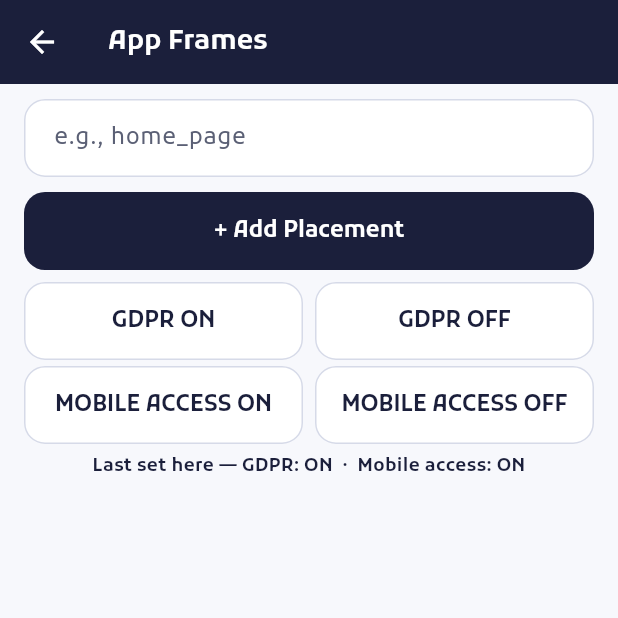
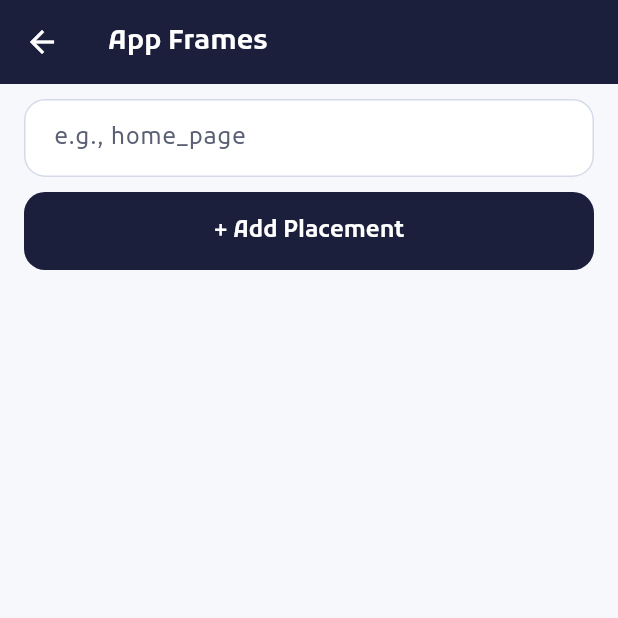
Before and after one commit to useinsider/FlutterDemo, a Flutter app: the AppFramesPage screen opened directly, on a phone screen of 412 x 824 dp, the top half of it. Run offline on Flutter 3.47's test engine with Material 3 defaults, Android fonts, the phone set to English and light mode, and no system bars; our stand-ins replace firebase_core, firebase_messaging; missing offline and left inert: flutter_insider; accounts and stored records are empty.

Commit message:
feat: drop the consent controls from App Frames (MOB-26643)
The GDPR and mobile-access rows were test-only affordances carried over
from the native demo's App Frames screen. Partners are the ones who ship
these mini-apps, so an SDK-wide consent toggle does not belong on the
screen they see.

Gone with them: the "Last set here — GDPR: … · Mobile access: …" summary
line, the two setState handlers, the mirrored consent state and the
_ButtonPair widget that existed only for these two rows. The page no
longer touches FlutterInsider at all, so its flutter_insider and
playground_console imports go too.

Nothing is lost from the demo: the Playground home still carries its own
GDPR section (lib/main.dart), which is where the SDK calls belong.

This departs from the ticket's "Design alignment" acceptance criteria,
which still lists the GDPR / MOBILE ACCESS pairs and the consent line for
this screen. The AC predates the decision above and needs updating.

Test: the consent group is gone; the layout test now asserts the controls
are absent. Verified on the Android emulator and an iPhone 17 Pro
simulator — the screen renders the placement field, + Add Placement and
the placement cards, nothing else.

Co-Authored-By: Claude Opus 5 (1M context) <noreply@anthropic.com>
Claude-Session: https://claude.ai/code/session_016arJjbWH98tPxaCnGVxkYs

```diff
--- a/lib/insider/app_frames_page.dart
+++ b/lib/insider/app_frames_page.dart
@@ -1,22 +1,21 @@
 import 'package:flutter/material.dart';
-
-import 'package:flutter_demo/components/playground_console.dart';
 
 import 'package:flutter_demo/components/insider_card.dart';
 import 'package:flutter_demo/theme/insider_colors.dart';
 import 'package:flutter_demo/theme/insider_theme.dart';
-
-import 'package:flutter_insider/flutter_insider.dart';
 
 /// The Flutter twin of the native Android demo's App Frames screen
 /// (`activity_app_frames.xml` + `item_app_frames_placement.xml`). Element order
 /// and labels are the ones in that layout's `app_frames_*` strings, so the two
 /// demos read the same on both platforms.
 ///
-/// The GDPR and mobile-access controls drive the SDK for real. The frame itself
-/// does not: flutter_insider exposes no App Frames API — there is no Flutter
-/// counterpart to Android's `InsiderAppFramesView` — so each placement card
-/// carries a placeholder in its place. See [_AppFramePlaceholder].
+/// The native screen's GDPR and mobile-access rows are deliberately absent: they
+/// were test-only affordances, and partners are the ones who ship these
+/// mini-apps. The Playground home still carries the consent controls.
+///
+/// The frame itself is a placeholder: flutter_insider exposes no App Frames API
+/// — there is no Flutter counterpart to Android's `InsiderAppFramesView` — so
+/// each placement card carries one in its place. See [_AppFramePlaceholder].
 class AppFramesPage extends StatefulWidget {
   const AppFramesPage({super.key});
 
@@ -33,11 +32,6 @@ class _AppFramesPageState extends State<AppFramesPage> {
   /// Per-placement attach state and status label, keyed by placement id.
   final Map<String, bool> _attached = <String, bool>{};
   final Map<String, String> _status = <String, String>{};
-
-  /// Mirrors the last consent values set from this screen — the SDK exposes no
-  /// getter for either, so the consent line reports what was set here.
-  bool _gdprConsent = true;
-  bool _mobileAppAccess = true;
 
   @override
   void dispose() {
@@ -75,20 +69,6 @@ class _AppFramesPageState extends State<AppFramesPage> {
     });
   }
 
-  void _setGdprConsent(bool consent) {
-    FlutterInsider.Instance.setGDPRConsent(consent);
-    logInsider('[INSIDER][setGDPRConsent]: $consent');
-
-    setState(() => _gdprConsent = consent);
-  }
-
-  void _setMobileAppAccess(bool access) {
-    FlutterInsider.Instance.setMobileAppAccess(access);
-    logInsider('[INSIDER][setMobileAppAccess]: $access');
-
-    setState(() => _mobileAppAccess = access);
-  }
-
   @override
   Widget build(BuildContext context) {
     return Scaffold(
@@ -116,35 +96,6 @@ class _AppFramesPageState extends State<AppFramesPage> {
               ),
             ),
 
-            // Flips the SDK-wide consent so the placement path's consent gate can
-            // be exercised end to end, mirroring the Android screen's GDPR row.
-            _ButtonPair(
-              leftLabel: 'GDPR ON',
-              rightLabel: 'GDPR OFF',
-              onLeft: () => _setGdprConsent(true),
-              onRight: () => _setGdprConsent(false),
-            ),
-            _ButtonPair(
-              leftLabel: 'MOBILE ACCESS ON',
-              rightLabel: 'MOBILE ACCESS OFF',
-              onLeft: () => _setMobileAppAccess(true),
-              onRight: () => _setMobileAppAccess(false),
-            ),
-
-            Padding(
-              padding: const EdgeInsets.fromLTRB(8, 6, 8, 2),
-              child: Text(
-                'Last set here — GDPR: ${_stateLabel(_gdprConsent)}'
-                '  ·  Mobile access: ${_stateLabel(_mobileAppAccess)}',
-                textAlign: TextAlign.center,
-                style: const TextStyle(
-                  fontSize: 12,
-                  fontWeight: FontWeight.w600,
-                  color: InsiderColors.onSurface,
-                ),
-              ),
-            ),
-
             for (final String placementId in _placements)
               _PlacementCard(
                 placementId: placementId,
@@ -155,46 +106,6 @@ class _AppFramesPageState extends State<AppFramesPage> {
               ),
           ],
         ),
-      ),
-    );
-  }
-
-  static String _stateLabel(bool value) => value ? 'ON' : 'OFF';
-}
-
-/// The side-by-side outlined pair the Android screen uses for both consent rows.
-class _ButtonPair extends StatelessWidget {
-  final String leftLabel;
-  final String rightLabel;
-  final VoidCallback onLeft;
-  final VoidCallback onRight;
-
-  const _ButtonPair({
-    required this.leftLabel,
-    required this.rightLabel,
-    required this.onLeft,
-    required this.onRight,
-  });
-
-  @override
-  Widget build(BuildContext context) {
-    return Padding(
-      padding: const EdgeInsets.fromLTRB(8, 4, 8, 0),
-      child: Row(
-        children: <Widget>[
-          Expanded(
-            child: Padding(
-              padding: const EdgeInsets.only(right: 4),
-              child: OutlinedButton(onPressed: onLeft, child: Text(leftLabel)),
-            ),
-          ),
-          Expanded(
-            child: Padding(
-              padding: const EdgeInsets.only(left: 4),
-              child: OutlinedButton(onPressed: onRight, child: Text(rightLabel)),
-            ),
-          ),
-        ],
       ),
     );
   }
```
Also changed, not shown: 1 other file.
